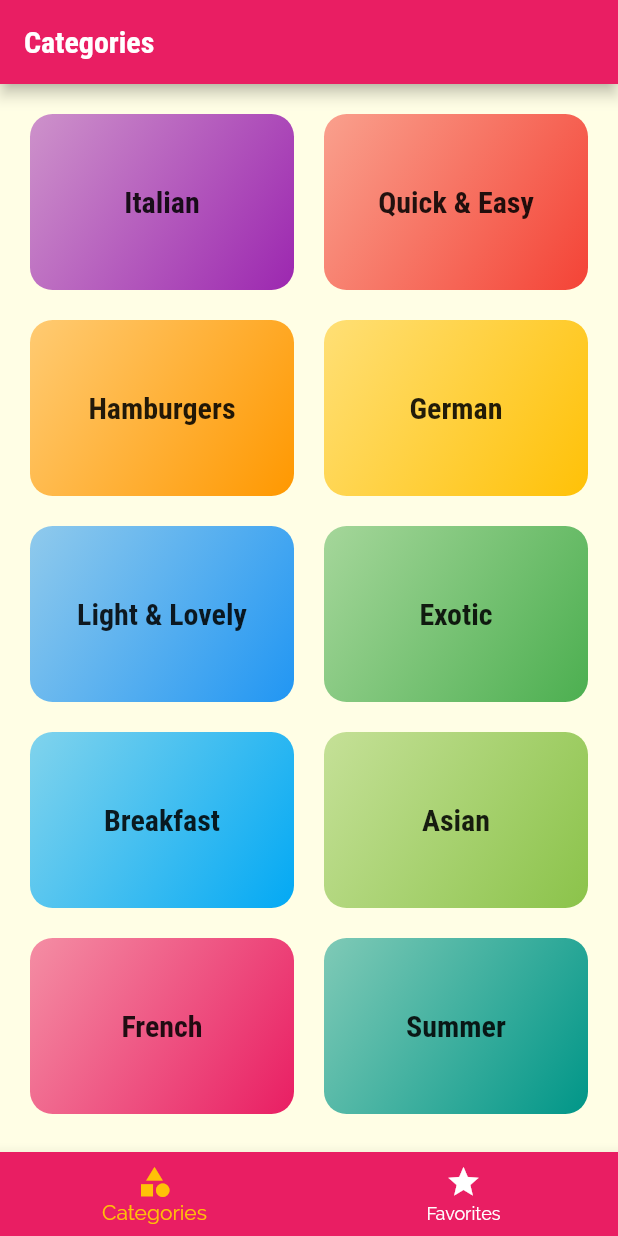
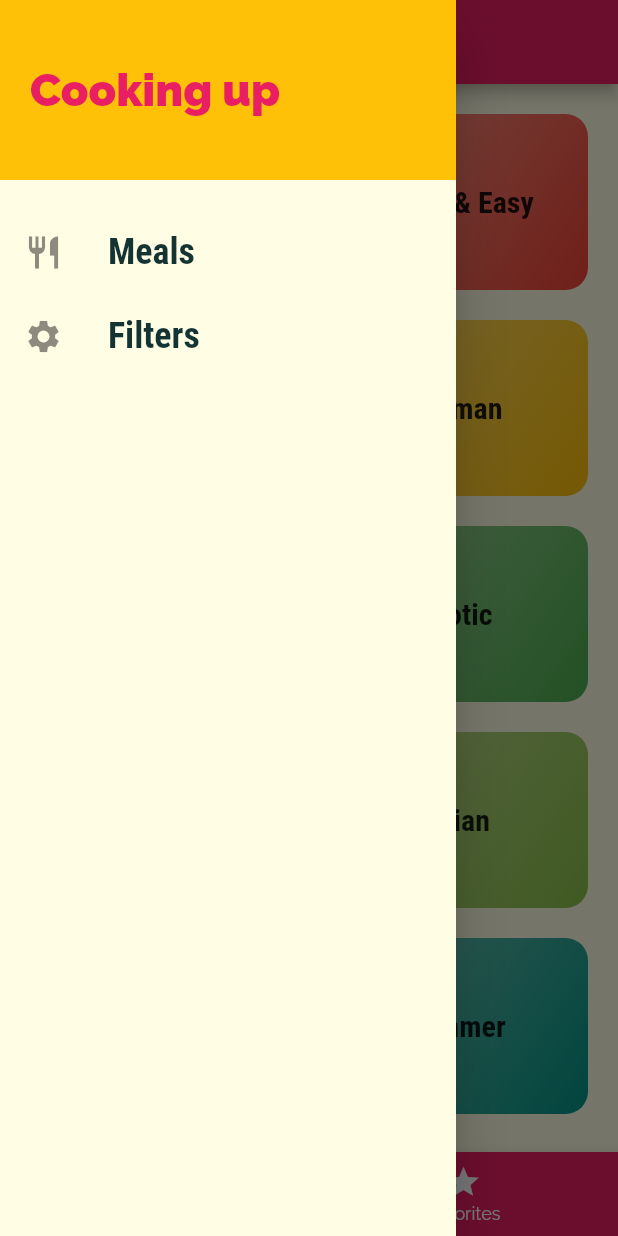
Before and after one commit to khoir-roni/mealApps, a Flutter app: the screen it shows after launch, with the side drawer open (before the commit the screen has no drawer), on a phone screen of 412 x 824 dp. Run offline on Flutter 3.47's test engine with Material 2 defaults, Android fonts, the phone set to English and light mode, and no system bars.

Commit message:
add tabDrawer

```diff
--- a/lib/screens/tabs_screen.dart
+++ b/lib/screens/tabs_screen.dart
@@ -1,5 +1,6 @@
 import 'package:flutter/material.dart';
-import 'package:flutter_complete_guide/screens/favorites_screen.dart';
+import '../screens/favorites_screen.dart';
+import '../widgets/main_drawer.dart';
 import '../screens/categories_screen.dart';
 
 class TabScreen extends StatefulWidget {
@@ -25,6 +26,7 @@
       appBar: AppBar(
         title: Text(_pages[_selectedPageIndex]['title']),
       ),
+      drawer: MainDrawer(),
       body: _pages[_selectedPageIndex]['page'],
       bottomNavigationBar: BottomNavigationBar(
         onTap: _selectPage,
--- /dev/null
+++ b/lib/widgets/main_drawer.dart
@@ -0,0 +1,57 @@
+import 'package:flutter/material.dart';
+
+class MainDrawer extends StatelessWidget {
+  Widget _buildListTile(String title, IconData icon) {
+    return ListTile(
+      leading: Icon(
+        icon,
+        size: 26,
+      ),
+      title: Text(
+        title,
+        style: TextStyle(
+          fontFamily: 'Roboto',
+          fontSize: 24,
+          fontWeight: FontWeight.bold,
+        ),
+      ),
+      onTap: () {
+        //...
+      },
+    );
+  }
+
+  @override
+  Widget build(BuildContext context) {
+    return Drawer(
+      child: Column(
+        children: [
+          Container(
+            height: 120,
+            width: double.infinity,
+            padding: EdgeInsets.all(20),
+            alignment: Alignment.centerLeft,
+            color: Theme.of(context).colorScheme.secondary,
+            child: Text(
+              'Cooking up',
+              style: TextStyle(
+                fontWeight: FontWeight.w900,
+                fontSize: 30,
+                color: Theme.of(context).colorScheme.primary,
+              ),
+            ),
+          ),
+          SizedBox(height: 20),
+          _buildListTile(
+            'Meals',
+            Icons.restaurant,
+          ),
+          _buildListTile(
+            'Filters',
+            Icons.settings,
+          ),
+        ],
+      ),
+    );
+  }
+}
```
